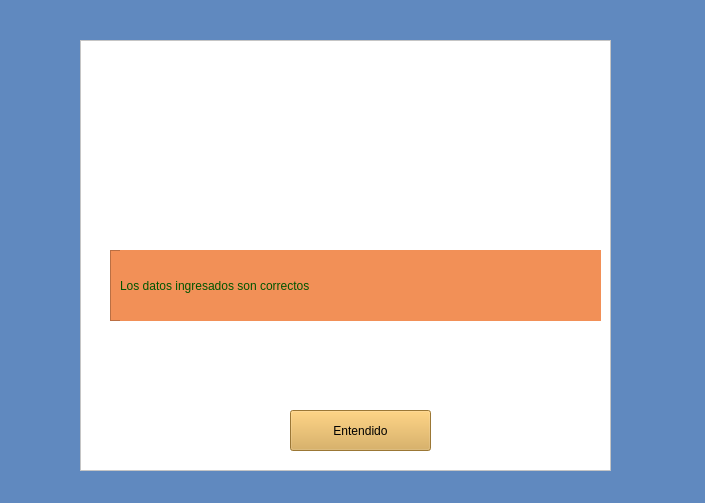
Before: the Qt Designer form login_correcto.ui in Shanem007/AulaVirtual, drawn with Qt 5.
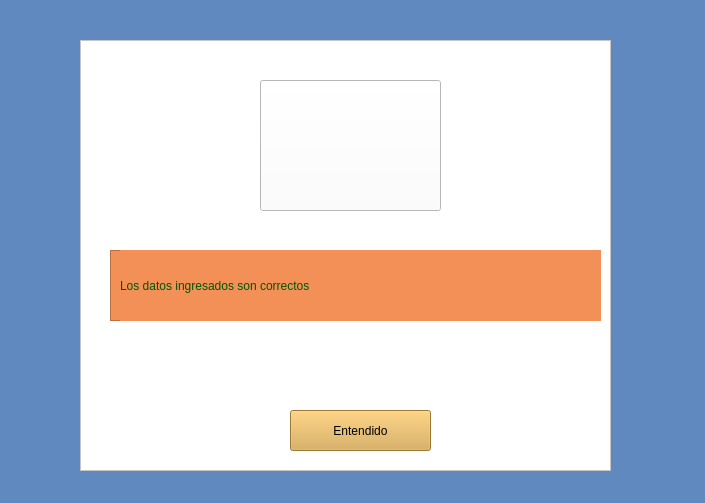
After: the same form once the commit is applied. Icons and pictures are not drawn.

The edit to the form file:
```diff
--- a/login_correcto.ui
+++ b/login_correcto.ui
@@ -64,22 +64,6 @@
      <string>Entendido</string>
     </property>
    </widget>
-   <widget class="QLabel" name="label_5">
-    <property name="geometry">
-     <rect>
-      <x>100</x>
-      <y>30</y>
-      <width>341</width>
-      <height>111</height>
-     </rect>
-    </property>
-    <property name="styleSheet">
-     <string notr="true">image: url(:/img/logo2.png);</string>
-    </property>
-    <property name="text">
-     <string/>
-    </property>
-   </widget>
    <widget class="QFrame" name="frame">
     <property name="geometry">
      <rect>
@@ -117,6 +101,29 @@
      </property>
     </widget>
    </widget>
+   <widget class="QPushButton" name="pushButton_2">
+    <property name="geometry">
+     <rect>
+      <x>180</x>
+      <y>40</y>
+      <width>181</width>
+      <height>131</height>
+     </rect>
+    </property>
+    <property name="text">
+     <string/>
+    </property>
+    <property name="icon">
+     <iconset>
+      <normaloff>img/logo2.png</normaloff>img/logo2.png</iconset>
+    </property>
+    <property name="iconSize">
+     <size>
+      <width>700</width>
+      <height>700</height>
+     </size>
+    </property>
+   </widget>
   </widget>
  </widget>
  <resources>
```
Left out of the diff: 2 changed lines with no effect on the pictures.
